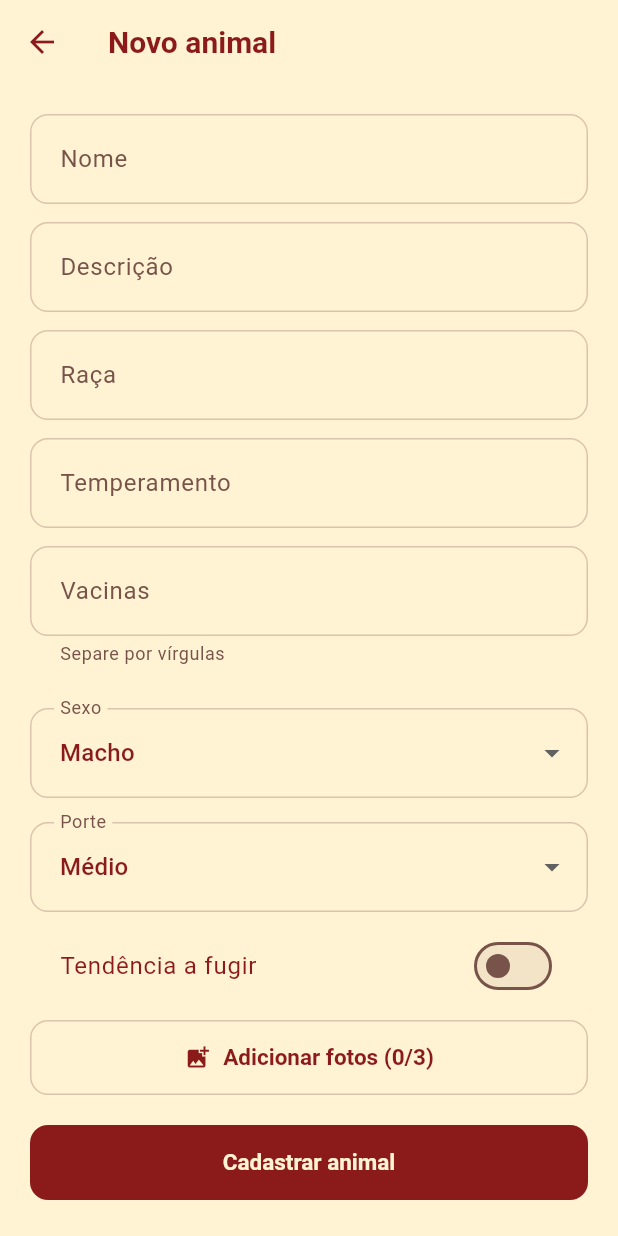
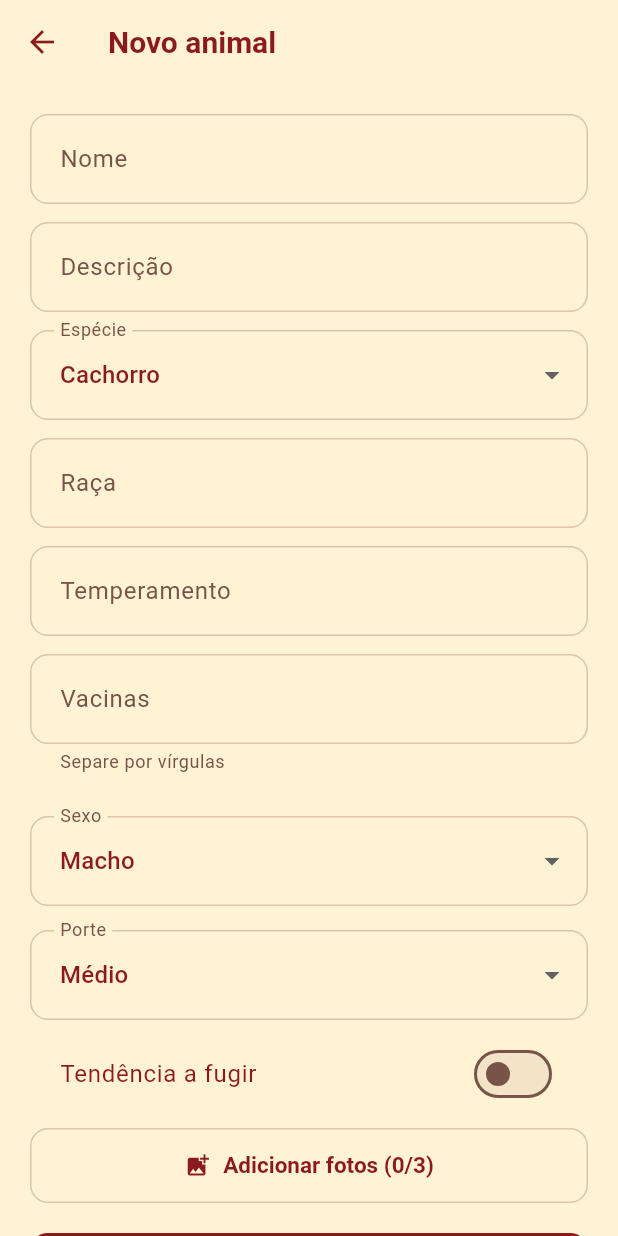
Before and after one commit to APASBAC/apasbac-app, a Flutter app: the AnimalCreateScreen screen opened by its route, on a phone screen of 412 x 824 dp. Run offline on Flutter 3.47's test engine with Material 3 defaults, Android fonts, the phone set to English and light mode, and no system bars; our stand-ins replace dio, flutter_riverpod, flutter_secure_storage, go_router, image_picker, shared_preferences and 1 more; accounts and stored records are empty.

Commit message:
feat(admin): campo Espécie no cadastro de animal
Envia `species` (Cachorro, Gato ou espécie digitada em "Outra") para a
API, que passou a aceitar o campo. Versão 1.0.3-beta+6.

Co-Authored-By: Claude Opus 5.5 <noreply@anthropic.com>
Claude-Session: https://claude.ai/code/session_01QTky6Bdukp3vHGY57jJmt4

```diff
--- a/lib/core/models/create_animal.dart
+++ b/lib/core/models/create_animal.dart
@@ -1,10 +1,11 @@
 class CreateAnimal {
-  final String name, description, breed, sex, size, temperament;
+  final String name, description, species, breed, sex, size, temperament;
   final List<String> vaccines, photoUrls;
   final bool escapeTendency;
   const CreateAnimal(
       {required this.name,
       required this.description,
+      this.species = 'Cachorro',
       required this.breed,
       required this.sex,
       required this.size,
@@ -15,6 +16,7 @@ class CreateAnimal {
 
   Map<String, dynamic> toJson() {
     if (name.trim().isEmpty ||
+        species.trim().isEmpty ||
         breed.trim().isEmpty ||
         description.trim().isEmpty ||
         !['MALE', 'FEMALE'].contains(sex) ||
@@ -31,6 +33,7 @@ class CreateAnimal {
     return {
       'name': name.trim(),
       'description': description.trim(),
+      'species': species.trim(),
       'breed': breed.trim(),
       'sex': sex,
       'size': size,
--- a/lib/features/admin/presentation/screens/admin_forms.dart
+++ b/lib/features/admin/presentation/screens/admin_forms.dart
@@ -266,6 +266,9 @@ class _AnimalCreateState extends ConsumerState<AnimalCreateScreen> {
     for (final key in ['Nome', 'Descrição', 'Raça', 'Temperamento', 'Vacinas'])
       key: TextEditingController()
   };
+  static const _species = ['Cachorro', 'Gato'];
+  String species = 'Cachorro';
+  final otherSpecies = TextEditingController();
   String sex = 'MALE', size = 'MEDIUM';
   bool escape = false, saving = false;
   final photos = <XFile>[];
@@ -276,8 +279,36 @@ class _AnimalCreateState extends ConsumerState<AnimalCreateScreen> {
     for (final c in fields.values) {
       c.dispose();
     }
+    otherSpecies.dispose();
     super.dispose();
   }
+
+  List<Widget> _speciesFields() => [
+        DropdownButtonFormField<String>(
+            initialValue: species,
+            decoration: const InputDecoration(labelText: 'Espécie'),
+            items: [
+              for (final s in _species)
+                DropdownMenuItem(value: s, child: Text(s)),
+              const DropdownMenuItem(value: 'OUTRA', child: Text('Outra')),
+            ],
+            onChanged: saving ? null : (v) => setState(() => species = v!)),
+        if (species == 'OUTRA')
+          Padding(
+              padding: const EdgeInsets.only(top: 12),
+              child: TextFormField(
+                controller: otherSpecies,
+                enabled: !saving,
+                textCapitalization: TextCapitalization.sentences,
+                decoration: const InputDecoration(
+                    labelText: 'Qual espécie?',
+                    hintText: 'Ex.: Coelho, Pássaro'),
+                validator: (v) => species == 'OUTRA' && v!.trim().isEmpty
+                    ? 'Informe a espécie'
+                    : null,
+              )),
+        const SizedBox(height: 12),
+      ];
 
   @override
   Widget build(BuildContext context) => PopScope(
@@ -287,7 +318,8 @@ class _AnimalCreateState extends ConsumerState<AnimalCreateScreen> {
         body: Form(
             key: form,
             child: ListView(padding: const EdgeInsets.all(20), children: [
-              for (final entry in fields.entries)
+              for (final entry in fields.entries) ...[
+                if (entry.key == 'Raça') ..._speciesFields(),
                 Padding(
                     padding: const EdgeInsets.only(bottom: 12),
                     child: TextFormField(
@@ -304,6 +336,7 @@ class _AnimalCreateState extends ConsumerState<AnimalCreateScreen> {
                               ? 'Campo obrigatório'
                               : null,
                     )),
+              ],
               const SizedBox(height: 16),
               DropdownButtonFormField<String>(
                   initialValue: sex,
@@ -384,6 +417,7 @@ class _AnimalCreateState extends ConsumerState<AnimalCreateScreen> {
       await ref.read(animalServiceProvider).createAnimal(CreateAnimal(
             name: fields['Nome']!.text,
             description: fields['Descrição']!.text,
+            species: species == 'OUTRA' ? otherSpecies.text : species,
             breed: fields['Raça']!.text,
             temperament: fields['Temperamento']!.text,
             sex: sex,
@@ -434,8 +468,7 @@ class _MonitoringCreateState extends ConsumerState<MonitoringCreateScreen> {
     final shown = animals
         .where((a) =>
             a.id == animalId ||
-                            matchesSearch(query,
-                                [a.name, a.breed, a.adopterName, '#${a.id}']))
+            matchesSearch(query, [a.name, a.breed, a.adopterName, '#${a.id}']))
         .toList();
     if (shown.isEmpty) {
       return [
@@ -444,7 +477,8 @@ class _MonitoringCreateState extends ConsumerState<MonitoringCreateScreen> {
             child: Text('Nenhum animal corresponde à busca.'))
       ];
     }
-                    return shown.map<Widget>((a) => Card(
+    return shown
+        .map<Widget>((a) => Card(
               child: ListTile(
                 enabled: !saving,
                 selected: a.id == animalId,
@@ -452,11 +486,11 @@ class _MonitoringCreateState extends ConsumerState<MonitoringCreateScreen> {
                     ? Icons.radio_button_checked
                     : Icons.radio_button_unchecked),
                 title: Text('${a.name} (#${a.id})'),
-                            subtitle: Text(
-                                'Tutor: ${a.adopterName ?? 'não informado'}'),
+                subtitle: Text('Tutor: ${a.adopterName ?? 'não informado'}'),
                 onTap: () => setState(() => animalId = a.id),
               ),
-                        )).toList();
+            ))
+        .toList();
   }
 
   @override
--- a/pubspec.yaml
+++ b/pubspec.yaml
@@ -1,7 +1,7 @@
 name: apasbac_app
 description: App da APASBAC — Associação de Proteção aos Animais Socorro Bicho Assis Chateaubriand
 publish_to: 'none'
-version: 1.0.2-beta+5
+version: 1.0.3-beta+6
 
 environment:
   sdk: '>=3.0.0 <4.0.0'
--- a/update/release-notes.json
+++ b/update/release-notes.json
@@ -2,7 +2,8 @@
   "minimumSupportedVersionCode": 1,
   "mandatory": false,
   "releaseNotes": [
-    "Cores do aplicativo seguem a identidade da APASBAC em todas as telas (sem tons rosados ou lilás).",
+    "Cadastro de animal: novo campo Espécie (Cachorro, Gato ou outra).",
+    "Cores do aplicativo seguem a identidade da APASBAC em todas as telas.",
     "Fotos dos animais e do monitoramento carregam no aplicativo."
   ]
 }
```
Also changed, not shown: 2 other files. Lines whose indentation alone changed are shown as unchanged.
